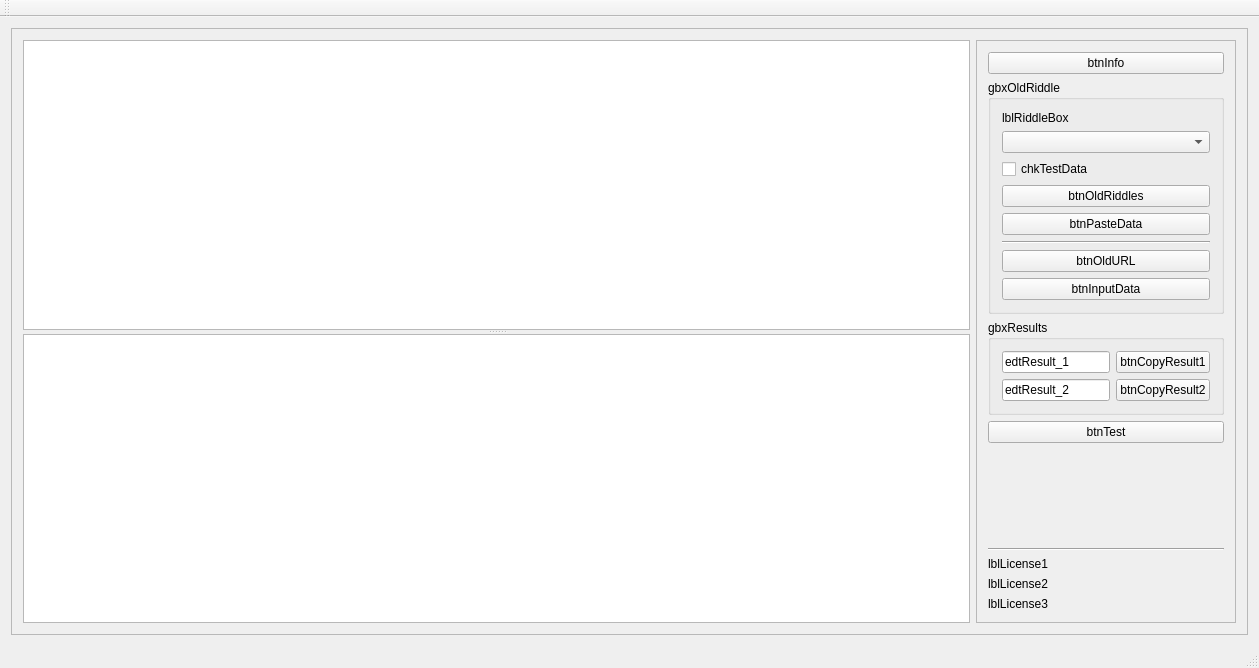
The window that source/MainWindow.ui (adeccscholar/Advent_of_Code_2024) describes before a commit, drawn with Qt 5.
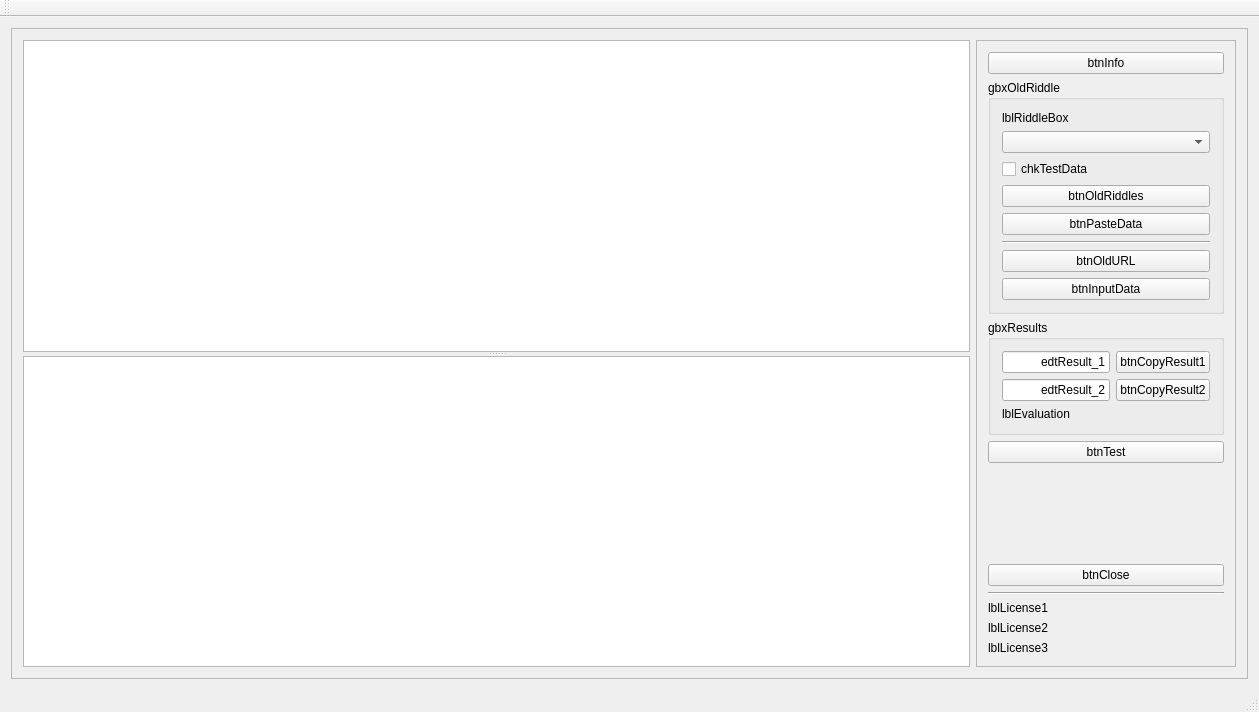
The same window after the commit.

The edit to the form file:
```diff
--- a/source/MainWindow.ui
+++ b/source/MainWindow.ui
@@ -7,7 +7,7 @@
     <x>0</x>
     <y>0</y>
     <width>1259</width>
-    <height>668</height>
+    <height>712</height>
    </rect>
   </property>
   <property name="sizePolicy">
@@ -60,12 +60,6 @@
             <verstretch>1</verstretch>
            </sizepolicy>
           </property>
-          <property name="font">
-           <font>
-            <family>Courier New</family>
-            <pointsize>10</pointsize>
-           </font>
-          </property>
           <property name="lineWrapMode">
            <enum>QTextEdit::LineWrapMode::NoWrap</enum>
           </property>
@@ -77,12 +71,6 @@
             <verstretch>1</verstretch>
            </sizepolicy>
           </property>
-          <property name="font">
-           <font>
-            <family>Courier New</family>
-            <pointsize>10</pointsize>
-           </font>
-          </property>
           <property name="lineWrapMode">
            <enum>QTextEdit::LineWrapMode::NoWrap</enum>
           </property>
@@ -191,6 +179,9 @@
                  <property name="text">
                   <string>edtResult_1</string>
                  </property>
+                 <property name="alignment">
+                  <set>Qt::AlignmentFlag::AlignRight|Qt::AlignmentFlag::AlignTrailing|Qt::AlignmentFlag::AlignVCenter</set>
+                 </property>
                 </widget>
                </item>
                <item>
@@ -215,6 +206,9 @@
                  <property name="text">
                   <string>edtResult_2</string>
                  </property>
+                 <property name="alignment">
+                  <set>Qt::AlignmentFlag::AlignRight|Qt::AlignmentFlag::AlignTrailing|Qt::AlignmentFlag::AlignVCenter</set>
+                 </property>
                 </widget>
                </item>
                <item>
@@ -232,6 +226,13 @@
                </item>
               </layout>
              </item>
+             <item>
+              <widget class="QLabel" name="lblEvaluation">
+               <property name="text">
+                <string>lblEvaluation</string>
+               </property>
+              </widget>
+             </item>
             </layout>
            </widget>
           </item>
@@ -255,6 +256,13 @@
             </property>
            </spacer>
           </item>
+          <item>
+           <widget class="QPushButton" name="btnClose">
+            <property name="text">
+             <string>btnClose</string>
+            </property>
+           </widget>
+          </item>
           <item>
            <widget class="Line" name="line">
             <property name="orientation">
```
